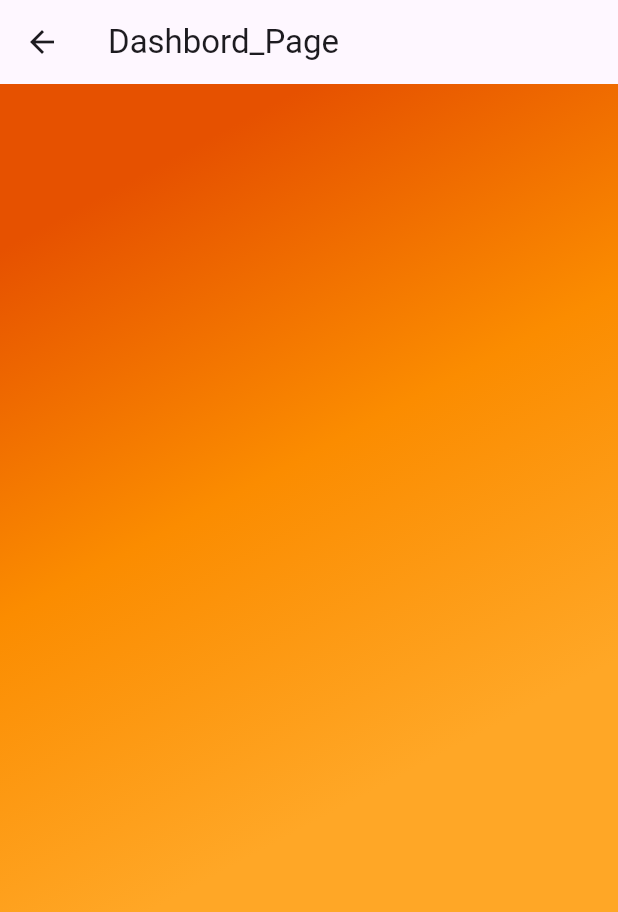
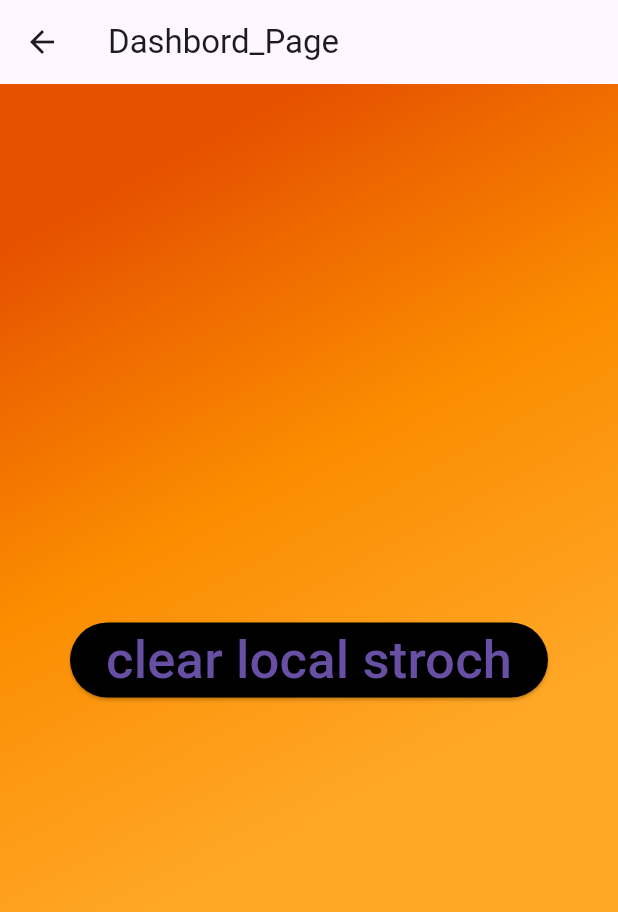
Before and after one commit to reza483t/login_page, a Flutter app: the dashbord_Page screen opened directly, on a phone screen of 412 x 824 dp. Shown: the top 912 px of the screen. Run offline on Flutter 3.47's test engine with Material 3 defaults, Android fonts, the phone set to English and light mode, and no system bars; our stand-ins replace convert, go_router; missing offline and left inert: dart:html; network calls fail.

```diff
--- a/lib/dashbord_Page.dart
+++ b/lib/dashbord_Page.dart
@@ -1,24 +1,49 @@
+import 'dart:html';
 import 'package:flutter/material.dart';
 import 'package:go_router/go_router.dart';
 import 'package:login_page/main.dart';
 
 class dashbord_Page extends StatelessWidget {
-
   @override
   Widget build(BuildContext context) {
+    var data = window.localStorage['tokensave'];
+    var length = data?.length;
+    if (length == null) {
+      context.go("/");
+    } else {
+      debugPrint("Login page");
+    }
     return Scaffold(
         appBar: AppBar(title: Text("Dashbord_Page")),
-      body: Container(  decoration: BoxDecoration(
+        body: Container(
+          decoration: BoxDecoration(
               gradient: LinearGradient(begin: Alignment.topCenter, colors: [
             Colors.orange.shade900,
             Colors.orange.shade600,
             Colors.orange.shade400,
-        ]
-        )
+          ])),
+          child: Center(
+            child: ElevatedButton(
+              style: ElevatedButton.styleFrom(
+                onSurface: Colors.red,
+                backgroundColor: Colors.black,
               ),
-
+              onPressed: () {
+                window.localStorage.clear();
+                var data = window.localStorage['tokensave'];
+                var length = data?.length;
+                if (length == null) {
+                  context.go("/");
+                } else {
+                  debugPrint("Login page");
+                }
+              },
+              child: Text(
+                "clear local stroch",
+                style: TextStyle(fontSize: 35),
               ),
-
-    );
+            ),
+          ),
+        ));
   }
 }
```
Also changed, not shown: lib/main.dart (+11 -33 lines). Lines whose indentation alone changed are shown as unchanged.
